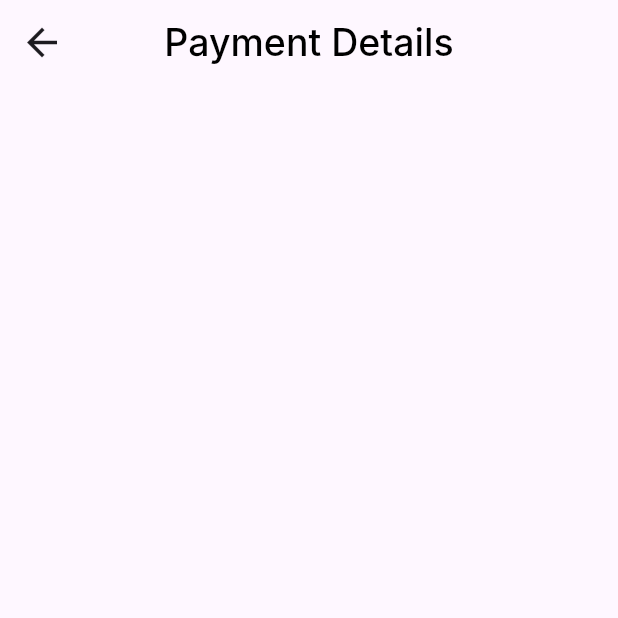
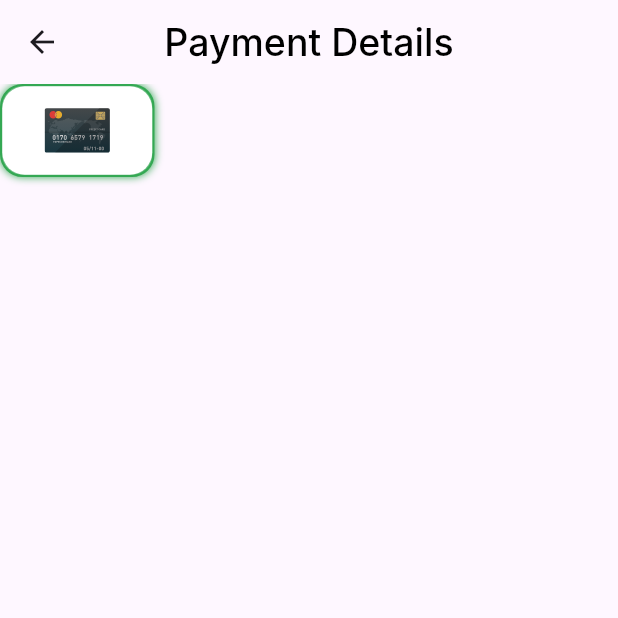
Before and after one commit to aliabdelnaby/checkout_payment, a Flutter app: the PaymentDetailsView screen opened directly, on a phone screen of 412 x 824 dp, the top half of it. Run offline on Flutter 3.47's test engine with Material 3 defaults, Android fonts, the phone set to English and light mode, and no system bars; our stand-ins replace flutter_svg; Roboto replaces fonts that are missing (Inter).

Commit message:
Create payment item

```diff
--- a/lib/core/widgets/custom_appbar.dart
+++ b/lib/core/widgets/custom_appbar.dart
@@ -3,7 +3,7 @@ import 'package:flutter_paymob/core/utils/styles.dart';
 
 AppBar buildAppBar({required final String title}) {
   return AppBar(
-    leading: const Icon(Icons.arrow_back, size: 30),
+    // leading: const Icon(Icons.arrow_back, size: 30),
     centerTitle: true,
     title: Text(
       title,
--- a/lib/features/checkout/presentation/views/payment_details.dart
+++ b/lib/features/checkout/presentation/views/payment_details.dart
@@ -1,5 +1,6 @@
 import 'package:flutter/material.dart';
 import 'package:flutter_paymob/core/widgets/custom_appbar.dart';
+import 'package:flutter_paymob/features/checkout/presentation/widgets/payment_details_view_body.dart';
 
 class PaymentDetailsView extends StatelessWidget {
   const PaymentDetailsView({super.key});
@@ -8,6 +9,7 @@ class PaymentDetailsView extends StatelessWidget {
   Widget build(BuildContext context) {
     return Scaffold(
       appBar: buildAppBar(title: 'Payment Details'),
+      body: const PaymentDetailsViewBody(),
     );
   }
 }
--- /dev/null
+++ b/lib/features/checkout/presentation/widgets/payment_details_view_body.dart
@@ -0,0 +1,44 @@
+import 'package:flutter/material.dart';
+import 'package:flutter_svg/flutter_svg.dart';
+
+class PaymentDetailsViewBody extends StatelessWidget {
+  const PaymentDetailsViewBody({super.key});
+
+  @override
+  Widget build(BuildContext context) {
+    return Column(
+      children: [
+        Container(
+          width: 103,
+          height: 62,
+          decoration: ShapeDecoration(
+            shape: RoundedRectangleBorder(
+              side: const BorderSide(width: 1.50, color: Color(0xFF34A853)),
+              borderRadius: BorderRadius.circular(15),
+            ),
+            shadows: const [
+              BoxShadow(
+                color: Color(0xFF34A853),
+                blurRadius: 4,
+                offset: Offset(0, 0),
+                spreadRadius: 0,
+              ),
+            ],
+          ),
+          child: Container(
+            decoration: BoxDecoration(
+              borderRadius: BorderRadius.circular(15),
+              color: Colors.white,
+            ),
+            child: Center(
+              child: SvgPicture.asset(
+                "assets/images/card.svg",
+                height: 30,
+              ),
+            ),
+          ),
+        ),
+      ],
+    );
+  }
+}
--- a/pubspec.yaml
+++ b/pubspec.yaml
@@ -32,6 +32,7 @@ dependencies:
   dio: ^5.3.3
   flutter:
     sdk: flutter
+  flutter_svg: ^2.0.7
 
 dev_dependencies:
   flutter_lints: ^2.0.0
```
Also changed, not shown: assets/images/card.svg (added), assets/images/paypal.svg (added), pubspec.lock.
